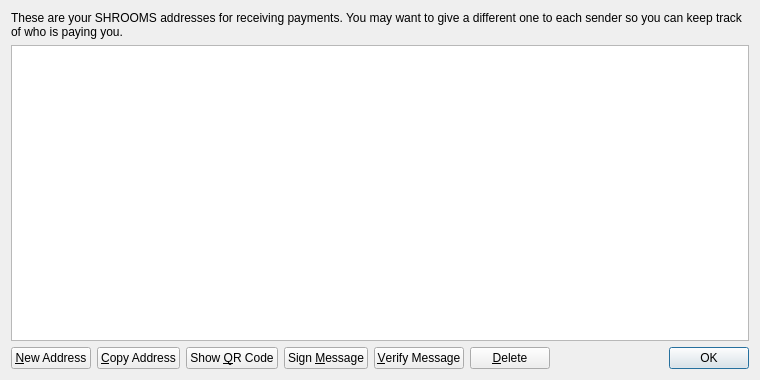
Old version of the form src/qt/forms/addressbookpage.ui in the repository torus-economy/torus-core.
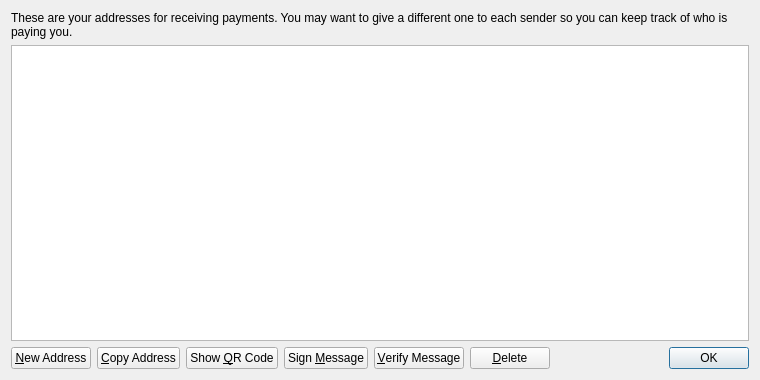
New version of the form. Icons and pictures are not drawn.

Commit message: Rebrand SHROOMS to TORUS

Diff of the .ui file:
```diff
--- a/src/qt/forms/addressbookpage.ui
+++ b/src/qt/forms/addressbookpage.ui
@@ -17,7 +17,7 @@
    <item>
     <widget class="QLabel" name="labelExplanation">
      <property name="text">
-      <string>These are your SHROOMS addresses for receiving payments. You may want to give a different one to each sender so you can keep track of who is paying you.</string>
+      <string>These are your addresses for receiving payments. You may want to give a different one to each sender so you can keep track of who is paying you.</string>
      </property>
      <property name="textFormat">
       <enum>Qt::PlainText</enum>
```
Left out of the diff: 4 changed lines with no effect on the pictures. The commit also changes 173 other files.
